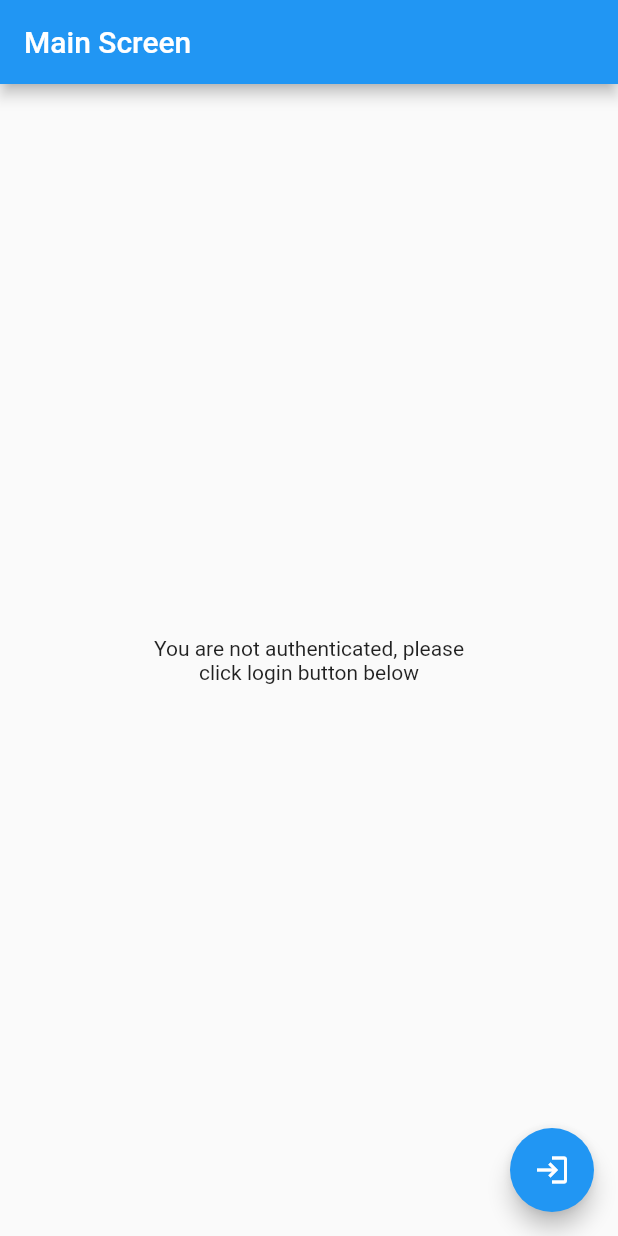
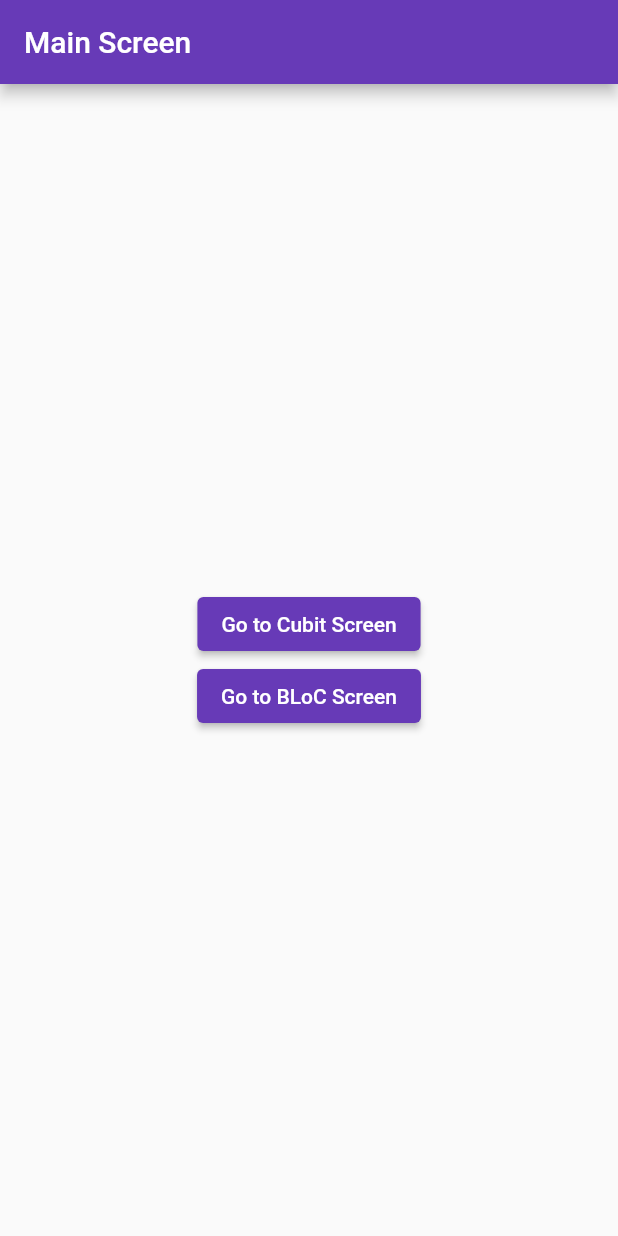
Before and after one commit to sastra-koding/flutterx, a Flutter app: the screen it shows after launch, on a phone screen of 412 x 824 dp. Run offline on Flutter 3.47's test engine with Material 2 defaults, Android fonts, the light colour scheme and no system bars; our stand-ins replace equatable, flutter_bloc, hydrated_bloc.

Commit message:
refactor: :recycle: separate cubit files

```diff
--- a/lib/main.dart
+++ b/lib/main.dart
@@ -1,109 +1,64 @@
 import 'package:flutter/material.dart';
 import 'package:flutter_bloc/flutter_bloc.dart';
-import 'package:flutterx/blocs/app/app_cubit.dart';
+import 'package:flutterx/screens/cubit_screen/cubit_screen.dart';
+import 'package:flutterx/store/cubits/app/app_cubit.dart';
 import 'package:hydrated_bloc/hydrated_bloc.dart';
 import 'package:path_provider/path_provider.dart';
 
 void main() async {
   WidgetsFlutterBinding.ensureInitialized();
-  try {
-    HydratedBloc.storage = await HydratedStorage.build(
-      storageDirectory: await getTemporaryDirectory(),
-    );
-  } catch (e) {
-    // Jika gagal membuat storage, aplikasi akan tetap berjalan
-  }
-  runApp(const MyApp());
+
+  // Inisialisasi HydratedStorage
+  HydratedBloc.storage = await HydratedStorage.build(
+    storageDirectory: await getTemporaryDirectory(),
+  );
+
+  runApp(const App());
 }
 
-class MyApp extends StatelessWidget {
-  const MyApp({super.key});
+class App extends StatelessWidget {
+  const App({super.key});
 
   @override
   Widget build(BuildContext context) {
     return MaterialApp(
       title: 'Flutter Demo',
       theme: ThemeData(
-        primarySwatch: Colors.blue,
+        primarySwatch: Colors.deepPurple,
       ),
-      home: BlocProvider(
-        create: (context) => AppCubit(),
-        child: const AuthScreen(),
+      routes: {
+        '/cubit': (context) => BlocProvider(
+              create: (context) => AppCubit(),
+              child: const CubitScreen(),
+            ),
+      },
+      home: const MainScreen(),
+    );
+  }
+}
+
+class MainScreen extends StatelessWidget {
+  const MainScreen({super.key});
+
+  @override
+  Widget build(BuildContext context) {
+    return Scaffold(
+      appBar: AppBar(title: const Text('Main Screen')),
+      body: Center(
+        child: Column(
+          mainAxisAlignment: MainAxisAlignment.center,
+          children: [
+            ElevatedButton(
+              onPressed: () => Navigator.pushNamed(context, '/cubit'),
+              child: const Text('Go to Cubit Screen'),
+            ),
+            ElevatedButton(
+              onPressed: () {},
+              child: const Text('Go to BLoC Screen'),
+            ),
+          ],
+        ),
       ),
     );
   }
 }
-
-class AuthScreen extends StatelessWidget {
-  const AuthScreen({super.key});
-
-  @override
-  Widget build(BuildContext context) {
-    final appCubit = BlocProvider.of<AppCubit>(context);
-
-    void authenticateUser() {
-      if (appCubit.state.isAuthenticated) {
-        appCubit.logout();
-      } else {
-        appCubit.login('example@example.com', 'John Doe');
-      }
-    }
-
-    return BlocBuilder<AppCubit, AppState>(
-      builder: (_, state) {
-        return Scaffold(
-          appBar: AppBar(
-            title: const Text('Main Screen'),
-          ),
-          floatingActionButton: Column(
-            crossAxisAlignment: CrossAxisAlignment.end,
-            mainAxisAlignment: MainAxisAlignment.end,
-            children: <Widget>[
-              if (state.isAuthenticated) ...[
-                FloatingActionButton(
-                  child: const Icon(Icons.add),
-                  onPressed: () => appCubit.incrementCounter(),
-                ),
-                const SizedBox(height: 4),
-                FloatingActionButton(
-                  child: const Icon(Icons.remove),
-                  onPressed: () => appCubit.decrementCounter(),
-                ),
-                const SizedBox(height: 4),
-              ],
-              FloatingActionButton(
-                onPressed: authenticateUser,
-                child: state.isAuthenticated
-                    ? const Icon(Icons.logout)
-                    : const Icon(Icons.login),
-              ),
-            ],
-          ),
-          body: Center(
-            child: Column(
-              mainAxisAlignment: MainAxisAlignment.center,
-              children: [
-                if (state.isAuthenticated) ...[
-                  Text(
-                    '${state.counter}',
-                    style: Theme.of(context).textTheme.displayLarge,
-                  ),
-                  Text('Email: ${state.email}'),
-                  Text('Name: ${state.name}'),
-                ] else ...[
-                  const Padding(
-                    padding: EdgeInsets.symmetric(horizontal: 40),
-                    child: Text(
-                      'You are not authenticated, please\nclick login button below',
-                      textAlign: TextAlign.center,
-                    ),
-                  ),
-                ]
-              ],
-            ),
-          ),
-        );
-      },
-    );
-  }
-}
```
Also changed, not shown: lib/screens/cubit_screen/cubit_screen.dart (added, +78 -0 lines), lib/store/cubits/app/app_cubit.dart (renamed from lib/blocs/app/app_cubit.dart, +0 -12 lines), lib/store/cubits/app/app_cubit.g.dart (renamed from lib/blocs/app/app_cubit.g.dart).
